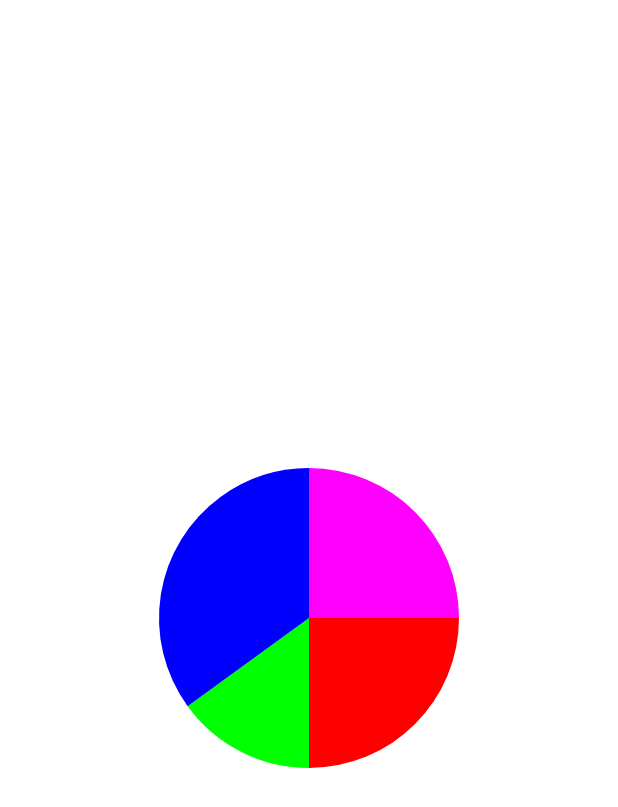
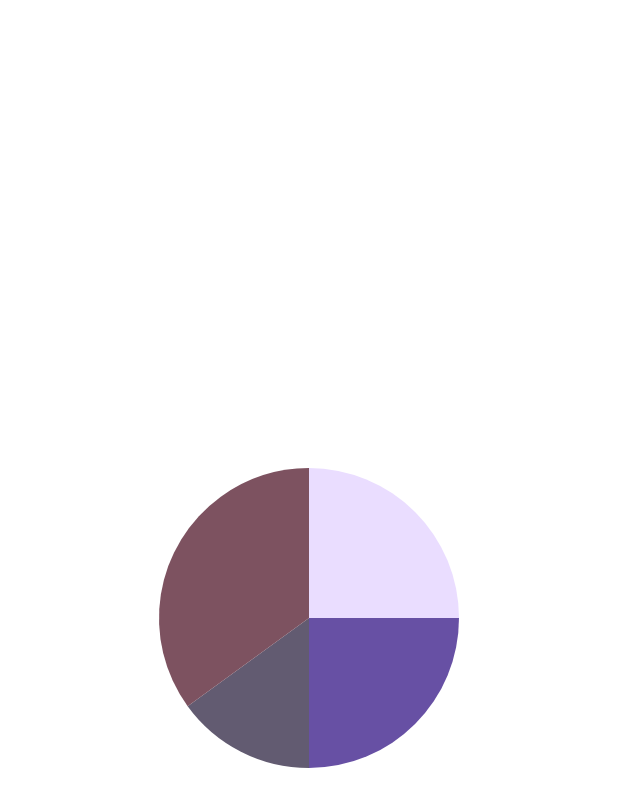
Before and after one commit to moisedk/fric, an Android app built with Jetpack Compose: the @Preview function PieChartPreview, on a phone screen of 412 x 824 dp. Shown: the top 807 px of the screen. Run offline under Robolectric (Android 15) with nearby library versions, the phone set to English and light mode, and no system bars; Roboto replaces fonts that are not available here.

Commit message:
Change chart color

```diff
--- a/app/src/main/java/com/github/fric/ui/FricOverView.kt
+++ b/app/src/main/java/com/github/fric/ui/FricOverView.kt
@@ -6,6 +6,7 @@ import androidx.compose.foundation.layout.Row
 import androidx.compose.foundation.layout.Spacer
 import androidx.compose.foundation.layout.fillMaxWidth
 import androidx.compose.foundation.layout.width
+import androidx.compose.material3.MaterialTheme
 import androidx.compose.runtime.Composable
 import androidx.compose.ui.Alignment
 import androidx.compose.ui.Modifier
@@ -35,7 +36,7 @@ fun FricOverviewScreen(
         }
         Spacer(modifier = Modifier.fillMaxWidth().width(12.dp))
         Row(horizontalArrangement = Arrangement.Center, modifier = Modifier.fillMaxWidth(), verticalAlignment = Alignment.CenterVertically) {
-            BarChartScreen(color = Color.Green)
+            BarChartScreen(color = MaterialTheme.colorScheme.secondaryContainer)
         }
 //    }
 }
--- a/app/src/main/java/com/github/fric/ui/components/BarChart.kt
+++ b/app/src/main/java/com/github/fric/ui/components/BarChart.kt
@@ -7,6 +7,7 @@ import androidx.compose.foundation.layout.fillMaxSize
 import androidx.compose.foundation.layout.fillMaxWidth
 import androidx.compose.foundation.layout.height
 import androidx.compose.foundation.layout.padding
+import androidx.compose.material3.MaterialTheme
 import androidx.compose.runtime.Composable
 import androidx.compose.ui.Alignment
 import androidx.compose.ui.Modifier
@@ -69,5 +70,5 @@ fun BarChartScreen(color: Color) {
 @Composable
 @Preview(showBackground = false)
 fun PreviewBarChartScreen() {
-    BarChartScreen(Color.Green)
+    BarChartScreen(MaterialTheme.colorScheme.primaryContainer)
 }
--- a/app/src/main/java/com/github/fric/ui/components/PiChart.kt
+++ b/app/src/main/java/com/github/fric/ui/components/PiChart.kt
@@ -4,6 +4,7 @@ import androidx.compose.foundation.Canvas
 import androidx.compose.foundation.layout.Box
 import androidx.compose.foundation.layout.fillMaxSize
 import androidx.compose.foundation.layout.size
+import androidx.compose.material3.MaterialTheme
 import androidx.compose.runtime.Composable
 import androidx.compose.ui.Alignment
 import androidx.compose.ui.Modifier
@@ -45,10 +46,10 @@ fun PieChart(
 @Composable
 fun PieChartScreen() {
     val segments = listOf(
-        PieChartSegment(value = 25f, color = Color.Red),
-        PieChartSegment(value = 15f, color = Color.Green),
-        PieChartSegment(value = 35f, color = Color.Blue),
-        PieChartSegment(value = 25f, color = Color.Magenta)
+        PieChartSegment(value = 25f, color = MaterialTheme.colorScheme.primary),
+        PieChartSegment(value = 15f, color = MaterialTheme.colorScheme.secondary),
+        PieChartSegment(value = 35f, color = MaterialTheme.colorScheme.tertiary),
+        PieChartSegment(value = 25f, color = MaterialTheme.colorScheme.primaryContainer)
     )
 
     Box(modifier = Modifier.fillMaxSize(), contentAlignment = Alignment.Center) {
```
